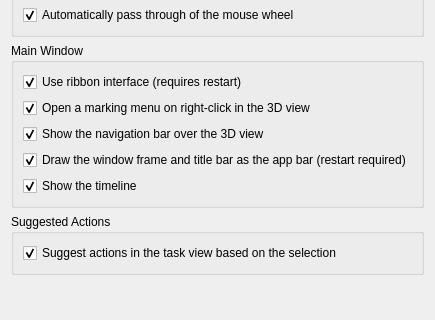
First picture: the form in src/Gui/PreferencePages/DlgSettingsUI.ui, repository otherworld-dev/FuCadUp, before the edit; both pictures show x 0 to 435 and y 663 to 983 of the 435 by 1065 pixel window.
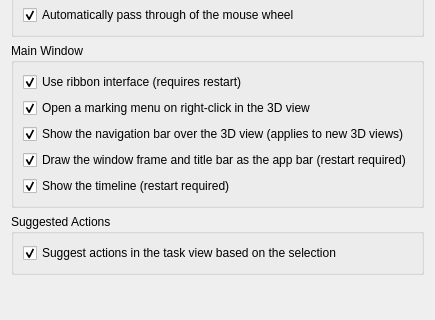
Second picture: the form after the edit. Custom widgets are drawn as their Qt base class.

Patch:
```diff
--- a/src/Gui/PreferencePages/DlgSettingsUI.ui
+++ b/src/Gui/PreferencePages/DlgSettingsUI.ui
@@ -556,7 +556,7 @@
          <string>Show the navigation bar over the 3D view</string>
         </property>
         <property name="text">
-         <string>Show the navigation bar over the 3D view</string>
+         <string>Show the navigation bar over the 3D view (applies to new 3D views)</string>
         </property>
         <property name="checked">
          <bool>true</bool>
@@ -594,7 +594,7 @@
          <string>Show the timeline</string>
         </property>
         <property name="text">
-         <string>Show the timeline</string>
+         <string>Show the timeline (restart required)</string>
         </property>
         <property name="checked">
          <bool>true</bool>
```
Left out of the diff: 8 changed lines with no effect on the pictures.
